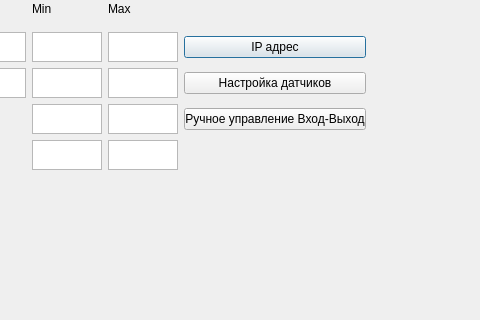
This is settings.ui in rpopov94/pk_307r_vacuum as Qt 5 draws it before an edit; both pictures show x 195 to 675 and y 138 to 458 of the 675 by 458 pixel window. The edited form follows.
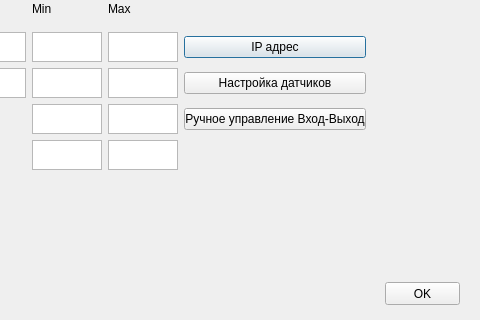
This is the edited form.

Commit message: добавлены окна всего интерфейса

```diff
--- a/settings.ui
+++ b/settings.ui
@@ -174,6 +174,19 @@
     </item>
    </layout>
   </widget>
+  <widget class="QPushButton" name="send">
+   <property name="geometry">
+    <rect>
+     <x>580</x>
+     <y>420</y>
+     <width>75</width>
+     <height>23</height>
+    </rect>
+   </property>
+   <property name="text">
+    <string>OK</string>
+   </property>
+  </widget>
  </widget>
  <resources/>
  <connections/>
```
The commit also changes 7 other files.
